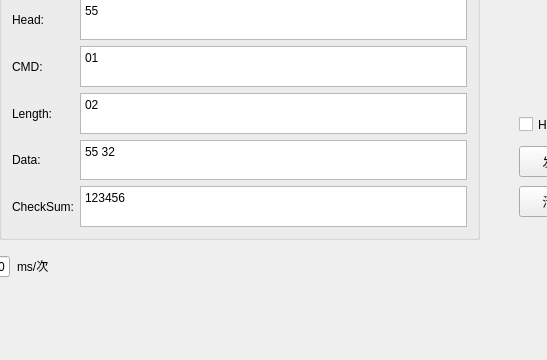
Before: the Qt Designer form Pyserial-Demo-master/ui_demo_1.ui in yuexia9527/PyQt5, drawn with Qt 5; both pictures show x 211 to 758 and y 374 to 734 of the 843 by 734 pixel window.
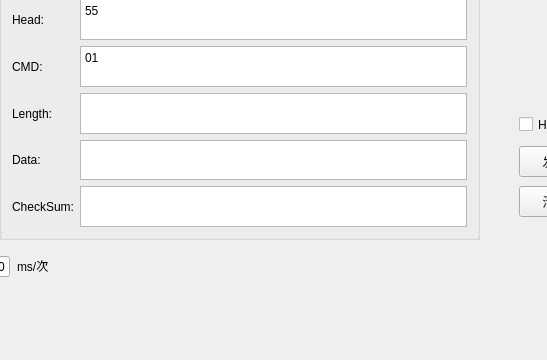
After: the same form once the commit is applied.

```diff
--- a/Pyserial-Demo-master/ui_demo_1.ui
+++ b/Pyserial-Demo-master/ui_demo_1.ui
@@ -324,7 +324,7 @@
 &lt;html&gt;&lt;head&gt;&lt;meta name=&quot;qrichtext&quot; content=&quot;1&quot; /&gt;&lt;style type=&quot;text/css&quot;&gt;
 p, li { white-space: pre-wrap; }
 &lt;/style&gt;&lt;/head&gt;&lt;body style=&quot; font-family:'SimSun'; font-size:9pt; font-weight:400; font-style:normal;&quot;&gt;
-&lt;p style=&quot; margin-top:0px; margin-bottom:0px; margin-left:0px; margin-right:0px; -qt-block-indent:0; text-indent:0px;&quot;&gt;02&lt;/p&gt;&lt;/body&gt;&lt;/html&gt;</string>
+&lt;p style=&quot;-qt-paragraph-type:empty; margin-top:0px; margin-bottom:0px; margin-left:0px; margin-right:0px; -qt-block-indent:0; text-indent:0px;&quot;&gt;&lt;br /&gt;&lt;/p&gt;&lt;/body&gt;&lt;/html&gt;</string>
       </property>
      </widget>
     </item>
@@ -335,7 +335,7 @@
 &lt;html&gt;&lt;head&gt;&lt;meta name=&quot;qrichtext&quot; content=&quot;1&quot; /&gt;&lt;style type=&quot;text/css&quot;&gt;
 p, li { white-space: pre-wrap; }
 &lt;/style&gt;&lt;/head&gt;&lt;body style=&quot; font-family:'SimSun'; font-size:9pt; font-weight:400; font-style:normal;&quot;&gt;
-&lt;p style=&quot; margin-top:0px; margin-bottom:0px; margin-left:0px; margin-right:0px; -qt-block-indent:0; text-indent:0px;&quot;&gt;55 32&lt;/p&gt;&lt;/body&gt;&lt;/html&gt;</string>
+&lt;p style=&quot;-qt-paragraph-type:empty; margin-top:0px; margin-bottom:0px; margin-left:0px; margin-right:0px; -qt-block-indent:0; text-indent:0px;&quot;&gt;&lt;br /&gt;&lt;/p&gt;&lt;/body&gt;&lt;/html&gt;</string>
       </property>
      </widget>
     </item>
@@ -346,7 +346,7 @@
 &lt;html&gt;&lt;head&gt;&lt;meta name=&quot;qrichtext&quot; content=&quot;1&quot; /&gt;&lt;style type=&quot;text/css&quot;&gt;
 p, li { white-space: pre-wrap; }
 &lt;/style&gt;&lt;/head&gt;&lt;body style=&quot; font-family:'SimSun'; font-size:9pt; font-weight:400; font-style:normal;&quot;&gt;
-&lt;p style=&quot; margin-top:0px; margin-bottom:0px; margin-left:0px; margin-right:0px; -qt-block-indent:0; text-indent:0px;&quot;&gt;123456&lt;/p&gt;&lt;/body&gt;&lt;/html&gt;</string>
+&lt;p style=&quot;-qt-paragraph-type:empty; margin-top:0px; margin-bottom:0px; margin-left:0px; margin-right:0px; -qt-block-indent:0; text-indent:0px;&quot;&gt;&lt;br /&gt;&lt;/p&gt;&lt;/body&gt;&lt;/html&gt;</string>
       </property>
      </widget>
     </item>
```
Left out of the diff: 4 changed lines with no effect on the pictures.
